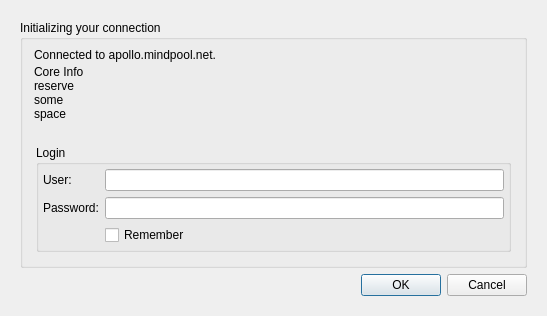
Old version of the form src/qtui/ui/coreconnectdlg.ui in the repository quassel/quassel.
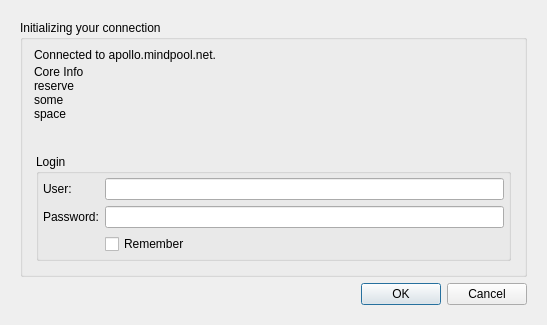
New version of the form. The open tabs and pages were chosen to show the change. Icons and pictures are not drawn.

Commit message: Fixing/tweaking various UIs, mostly icons

What changed in the file:
```diff
--- a/src/qtui/ui/coreconnectdlg.ui
+++ b/src/qtui/ui/coreconnectdlg.ui
@@ -5,8 +5,8 @@
    <rect>
     <x>0</x>
     <y>0</y>
-    <width>496</width>
-    <height>316</height>
+    <width>519</width>
+    <height>325</height>
    </rect>
   </property>
   <property name="sizePolicy" >
@@ -119,6 +119,14 @@
       </layout>
      </widget>
      <widget class="QWidget" name="loginPage" >
+      <property name="geometry" >
+       <rect>
+        <x>0</x>
+        <y>0</y>
+        <width>511</width>
+        <height>317</height>
+       </rect>
+      </property>
       <layout class="QVBoxLayout" >
        <item>
         <widget class="QGroupBox" name="groupBox_2" >
@@ -231,6 +239,14 @@
              <number>0</number>
             </property>
             <widget class="QWidget" name="loginCredentialsPage" >
+             <property name="geometry" >
+              <rect>
+               <x>0</x>
+               <y>0</y>
+               <width>485</width>
+               <height>147</height>
+              </rect>
+             </property>
              <layout class="QVBoxLayout" >
               <item>
                <spacer>
@@ -417,7 +433,7 @@
        <item>
         <widget class="QDialogButtonBox" name="loginButtonBox" >
          <property name="standardButtons" >
-          <set>QDialogButtonBox::Cancel|QDialogButtonBox::NoButton|QDialogButtonBox::Ok</set>
+          <set>QDialogButtonBox::Cancel|QDialogButtonBox::Ok</set>
          </property>
         </widget>
        </item>
```
Left out of the diff: 90 changed lines with no effect on the pictures. The commit also changes 6 other files.
